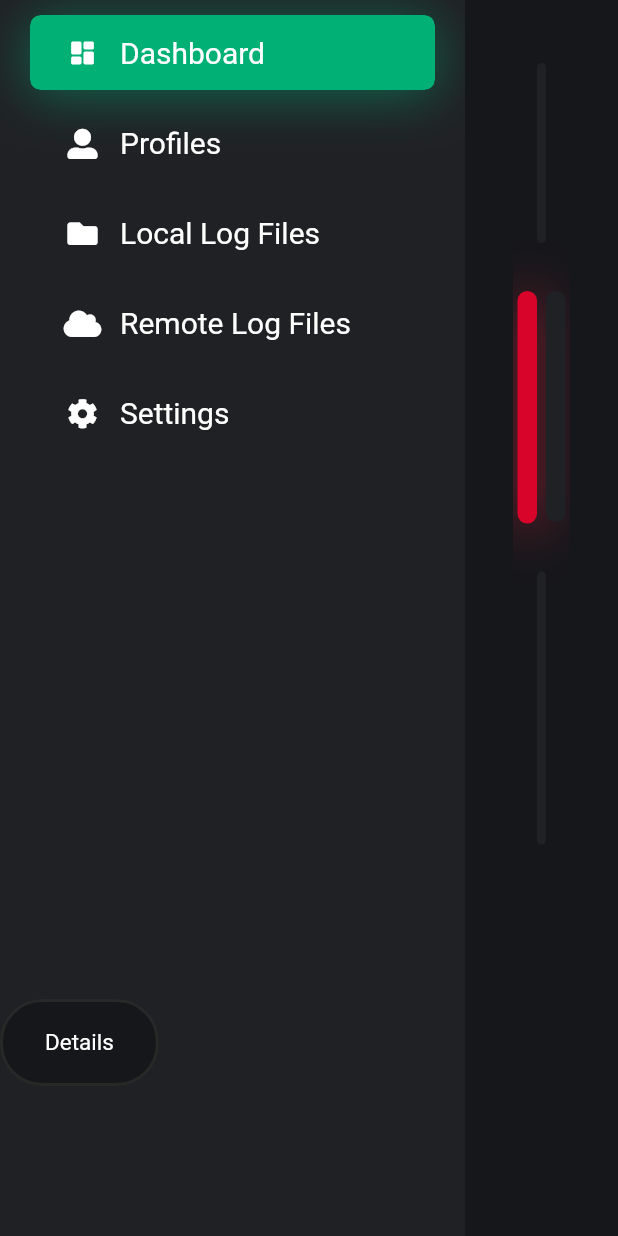
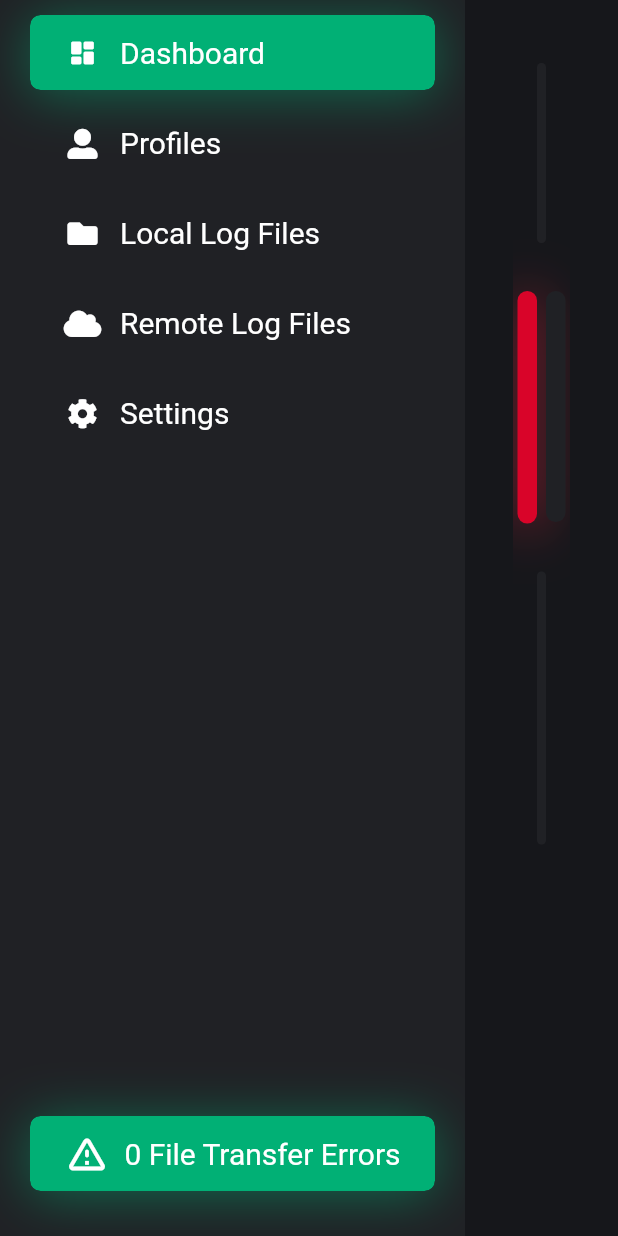
Before and after one commit to emotionrennteam/log-storage-client, a Flutter app: the screen it shows after launch, on a phone screen of 412 x 824 dp. Run offline on Flutter 3.47's test engine with Material 2 defaults, Android fonts, the phone set to English and light mode, and no system bars; our stand-ins replace file_picker, font_awesome_flutter, get_it, shared_preferences, tuple; missing offline and left inert: draggable_scrollbar, minio.

Commit message:
add button in drawer to show file transfer errors

```diff
--- a/lib/widgets/app_drawer.dart
+++ b/lib/widgets/app_drawer.dart
@@ -1,6 +1,7 @@
 import 'dart:ui';
 
 import 'package:log_storage_client/models/file_transfer_exception.dart';
+import 'package:log_storage_client/utils/constants.dart';
 import 'package:log_storage_client/utils/locator.dart';
 import 'package:log_storage_client/utils/navigation_service.dart';
 import 'package:log_storage_client/utils/constants.dart' as constants;
@@ -8,7 +9,6 @@ import 'package:flutter/cupertino.dart';
 import 'package:flutter/material.dart';
 import 'package:font_awesome_flutter/font_awesome_flutter.dart';
 import 'package:log_storage_client/utils/progress_service.dart';
-import 'package:log_storage_client/widgets/emotion_design_button.dart';
 import 'package:log_storage_client/widgets/file_transfer_error_dialog.dart';
 
 class AppDrawer extends StatefulWidget {
@@ -161,6 +161,7 @@ class _AppDrawerState extends State<AppDrawer> {
     return appDrawerItems;
   }
 
+  /// Opens a [FileTransferErrorDialog] to list file transfer errors (upload & download).
   void _showFileTransferErrorDialog() async {
     await showCupertinoModalPopup(
       context: context,
@@ -182,7 +183,13 @@ class _AppDrawerState extends State<AppDrawer> {
     this._dialogSetState = null;
   }
 
-  Widget _progressPanel() {
+  /// A widget that visualizes the current upload/download progress using a
+  /// [LinearProgressIndicator], shows percentage of completion, and a name
+  /// for the currently active file transfer ("Upload" respectively "Download").
+  ///
+  /// This widget automatically positions itself out of the app's view after
+  /// the file transfer completed.
+  Widget _progressVisualization() {
     return AnimatedPositioned(
       curve: Curves.easeOutCubic,
       bottom: this._isInProgress ? 0 : -100,
@@ -282,6 +289,83 @@ class _AppDrawerState extends State<AppDrawer> {
     );
   }
 
+  /// Returns a button which shows whether there are any file transfer
+  /// errors (upload/download errors).
+  ///
+  /// The button automatically changes its color from green to red when at
+  /// least one file transfer error occurred. The button is automatically
+  /// disabled when there are no file transfer errors.
+  Widget _fileTransferErrorButton() {
+    return Align(
+      alignment: Alignment.bottomLeft,
+      child: Padding(
+        padding: EdgeInsets.only(bottom: this._isInProgress ? 100 : 30),
+        child: Padding(
+          padding: EdgeInsets.only(
+            left: 20,
+            right: 20,
+            top: 10,
+          ),
+          child: Container(
+            height: 50,
+            decoration: BoxDecoration(
+              borderRadius: BorderRadius.circular(7),
+              boxShadow: [
+                BoxShadow(
+                  color: this._errors == null || this._errors.length == 0
+                      ? Theme.of(context).accentColor.withOpacity(0.5)
+                      : LIGHT_RED,
+                  blurRadius: 30,
+                  spreadRadius: 0,
+                  offset: Offset(0, 3),
+                ),
+              ],
+            ),
+            clipBehavior: Clip.antiAlias,
+            child: Material(
+              borderRadius: BorderRadius.circular(7),
+              color: this._errors == null || this._errors.length == 0
+                  ? Theme.of(context).accentColor
+                  : LIGHT_RED,
+              child: InkWell(
+                splashColor: this._errors == null || this._errors.length == 0
+                    ? Theme.of(context).accentColor
+                    : LIGHT_RED,
+                highlightColor: Colors.transparent,
+                onTap: this._errors == null || this._errors.length == 0
+                    ? null
+                    : _showFileTransferErrorDialog,
+                child: Row(
+                  mainAxisAlignment: MainAxisAlignment.center,
+                  children: [
+                    SizedBox(
+                      width: 30,
+                      child: Align(
+                        alignment: Alignment.center,
+                        child: Icon(
+                          Icons.warning_amber_rounded,
+                          color: TEXT_COLOR,
+                          size: 30,
+                        ),
+                      ),
+                    ),
+                    SizedBox(
+                      width: 10,
+                    ),
+                    Text(
+                      '${this._errors.length} File Transfer Error${this._errors.length == 1 ? "" : "s"}',
+                      style: Theme.of(context).textTheme.headline6,
+                    ),
+                  ],
+                ),
+              ),
+            ),
+          ),
+        ),
+      ),
+    );
+  }
+
   @override
   Widget build(BuildContext context) {
     return Container(
@@ -295,20 +379,8 @@ class _AppDrawerState extends State<AppDrawer> {
           ListView(
             children: this._buildAppDrawerItems(context),
           ),
-          Align(
-            alignment: Alignment.bottomLeft,
-            child: Padding(
-              padding: EdgeInsets.only(bottom: 100),
-              child: EmotionDesignButton(
-                child: Text(
-                  'Details',
-                  style: Theme.of(context).textTheme.button,
-                ),
-                onPressed: this._showFileTransferErrorDialog,
-              ),
-            ),
-          ),
-          this._progressPanel(),
+          this._fileTransferErrorButton(),
+          this._progressVisualization(),
         ],
       ),
     );
```
